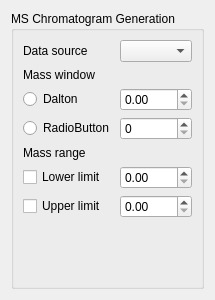
Before: the Qt Designer form src/libs/adwidgets/mschromatogramform.ui in qtplatz/qtplatz, drawn with Qt 5.
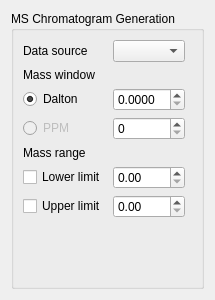
After: the same form once the commit is applied.

Commit message: take MS peak width for chromatogram window when window set zero

Patch:
```diff
--- a/src/libs/adwidgets/mschromatogramform.ui
+++ b/src/libs/adwidgets/mschromatogramform.ui
@@ -26,8 +26,11 @@
          <layout class="QGridLayout" name="gridLayout">
           <item row="3" column="0">
            <widget class="QRadioButton" name="radioButton_2">
+            <property name="enabled">
+             <bool>false</bool>
+            </property>
             <property name="text">
-             <string>RadioButton</string>
+             <string>PPM</string>
             </property>
            </widget>
           </item>
@@ -35,7 +38,20 @@
            <widget class="QComboBox" name="comboBox"/>
           </item>
           <item row="2" column="1">
-           <widget class="QDoubleSpinBox" name="doubleSpinBox"/>
+           <widget class="QDoubleSpinBox" name="doubleSpinBox">
+            <property name="decimals">
+             <number>4</number>
+            </property>
+            <property name="minimum">
+             <double>0.000000000000000</double>
+            </property>
+            <property name="maximum">
+             <double>1.000000000000000</double>
+            </property>
+            <property name="singleStep">
+             <double>0.001000000000000</double>
+            </property>
+           </widget>
           </item>
           <item row="1" column="0">
            <widget class="QLabel" name="label_2">
@@ -72,6 +88,9 @@
             <property name="text">
              <string>Dalton</string>
             </property>
+            <property name="checked">
+             <bool>true</bool>
+            </property>
            </widget>
           </item>
           <item row="7" column="0">
```
The commit also changes 2 other files.
